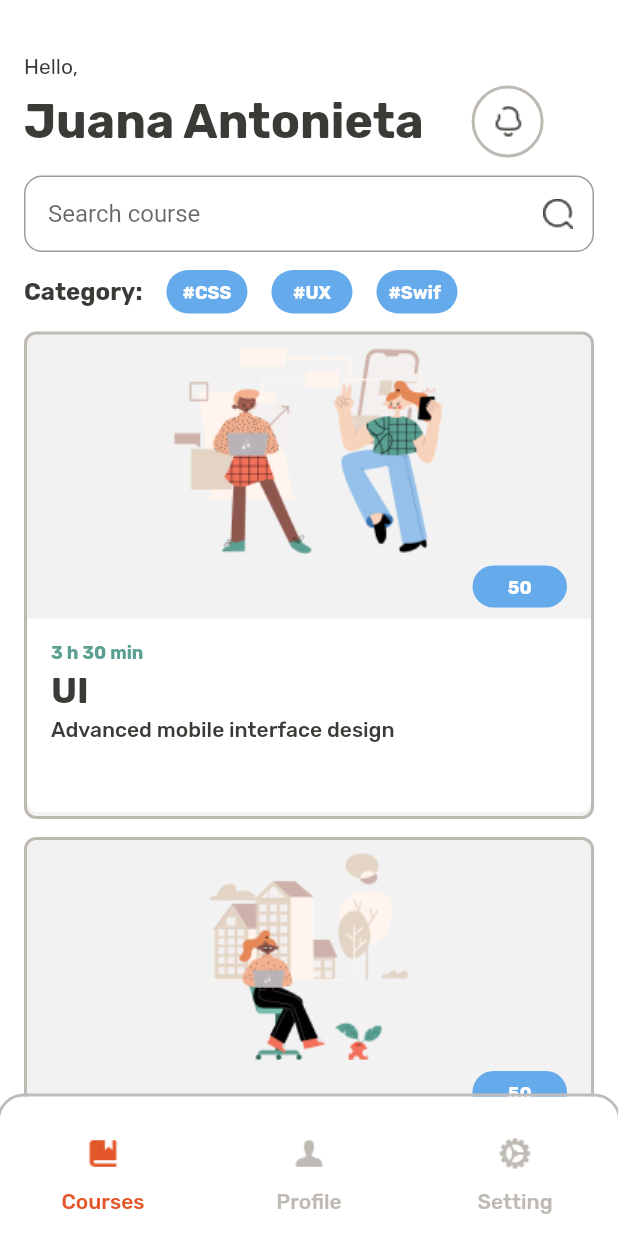
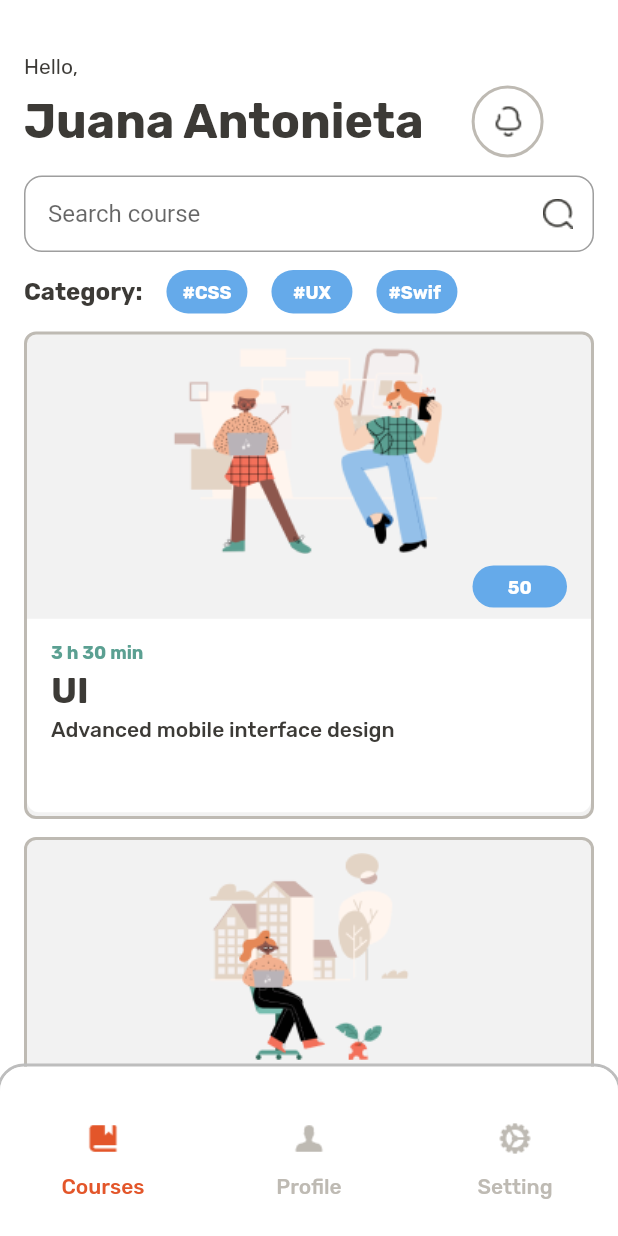
Before and after one commit to nabilhudarizalulhaq/learning_app, a Flutter app: the HomePage screen opened by its route, on a phone screen of 412 x 824 dp. Run offline on Flutter 3.47's test engine with Material 2 defaults, Android fonts, the light colour scheme and no system bars; our stand-ins replace carousel_slider, google_fonts.

Commit message:
update ios

```diff
--- a/lib/ui/screen/home_page.dart
+++ b/lib/ui/screen/home_page.dart
@@ -17,14 +17,14 @@ class _HomePageState extends State<HomePage> {
 
   List<Widget> body = [
     const HomePageIndex(),
-     ProfilePage(),
-     const SettingPage(),
+    ProfilePage(),
+    const SettingPage(),
   ];
   @override
   Widget build(BuildContext context) {
     return Scaffold(
       bottomNavigationBar: Container(
-        height: 93,
+        height: 113,
         decoration: BoxDecoration(
           borderRadius: const BorderRadius.only(
             topRight: Radius.circular(16),
@@ -69,7 +69,7 @@ class _HomePageState extends State<HomePage> {
                   onPressed: () {},
                   icon: Image.asset(
                     'assets/ic_book.png',
-                    width: 30,
+                    width: 50,
                     color: currentIndex == 0 ? primaryColor : gray,
                   ),
                 ),
@@ -83,7 +83,7 @@ class _HomePageState extends State<HomePage> {
                   },
                   icon: Image.asset(
                     'assets/profile_home.png',
-                    width: 30,
+                    width: 50,
                     color: currentIndex == 1 ? primaryColor : gray,
                   ),
                 ),
@@ -97,7 +97,7 @@ class _HomePageState extends State<HomePage> {
                   },
                   icon: Image.asset(
                     'assets/ic_setting.png',
-                    width: 30,
+                    width: 50,
                     color: currentIndex == 2 ? primaryColor : gray,
                   ),
                 ),
--- a/lib/ui/screen/onboarding_page.dart
+++ b/lib/ui/screen/onboarding_page.dart
@@ -50,8 +50,8 @@ class _OnboardingPageState extends State<OnboardingPage> {
                 ),
               ],
               options: CarouselOptions(
-                // height: 90,
-                aspectRatio: 16/9,
+                height: 235,
+                aspectRatio: 16 / 9,
                 viewportFraction: 1,
                 enableInfiniteScroll: false,
                 onPageChanged: ((index, reason) {
@@ -107,8 +107,9 @@ class _OnboardingPageState extends State<OnboardingPage> {
                           shape: currentIndex == 0
                               ? BoxShape.rectangle
                               : BoxShape.circle,
-                          borderRadius:
-                              currentIndex == 0 ? BorderRadius.circular(4) : null,
+                          borderRadius: currentIndex == 0
+                              ? BorderRadius.circular(4)
+                              : null,
                           color: currentIndex == 0 ? secondaryColor : gray,
                         ),
                       ),
@@ -120,8 +121,9 @@ class _OnboardingPageState extends State<OnboardingPage> {
                           shape: currentIndex == 1
                               ? BoxShape.rectangle
                               : BoxShape.circle,
-                          borderRadius:
-                              currentIndex == 1 ? BorderRadius.circular(4) : null,
+                          borderRadius: currentIndex == 1
+                              ? BorderRadius.circular(4)
+                              : null,
                           color: currentIndex == 1 ? secondaryColor : gray,
                         ),
                       ),
@@ -133,8 +135,9 @@ class _OnboardingPageState extends State<OnboardingPage> {
                           shape: currentIndex == 2
                               ? BoxShape.rectangle
                               : BoxShape.circle,
-                          borderRadius:
-                              currentIndex == 2 ? BorderRadius.circular(4) : null,
+                          borderRadius: currentIndex == 2
+                              ? BorderRadius.circular(4)
+                              : null,
                           color: currentIndex == 2 ? secondaryColor : gray,
                         ),
                       ),
@@ -147,17 +150,15 @@ class _OnboardingPageState extends State<OnboardingPage> {
                       ? CustomFilledButton(
                           title: 'Let`s Start',
                           onPressed: () {
-                              Navigator.pushNamed(
-                                  context, '/login');
+                            Navigator.pushNamed(context, '/login');
                           },
                         )
-                      :  CustomFilledButton(
+                      : CustomFilledButton(
                           title: 'Continue',
                           onPressed: () {
                             carouselController.nextPage();
                           },
                         ),
-
                   const SizedBox(
                     height: 15,
                   ),
--- a/lib/ui/screen/sign_in_page.dart
+++ b/lib/ui/screen/sign_in_page.dart
@@ -12,7 +12,7 @@ class SignInPage extends StatelessWidget {
     return Scaffold(
       body: Center(
         child: ListView(
-          padding: const EdgeInsets.symmetric(horizontal: 16),
+          padding: const EdgeInsets.symmetric(horizontal: 16, vertical: 50),
           children: [
             Container(
               width: 340,
--- a/lib/ui/screen/sign_up_page.dart
+++ b/lib/ui/screen/sign_up_page.dart
@@ -12,9 +12,7 @@ class SignUpPage extends StatelessWidget {
   Widget build(BuildContext context) {
     return Scaffold(
       appBar: AppBar(
-        backgroundColor:Colors.transparent,
-        leading: const IconAppbar()
-      ),
+          backgroundColor: Colors.transparent, leading: const IconAppbar()),
       body: ListView(
         padding: const EdgeInsets.symmetric(horizontal: 16),
         children: [
```
Also changed, not shown: 10 other files. Lines whose indentation alone changed are shown as unchanged.
